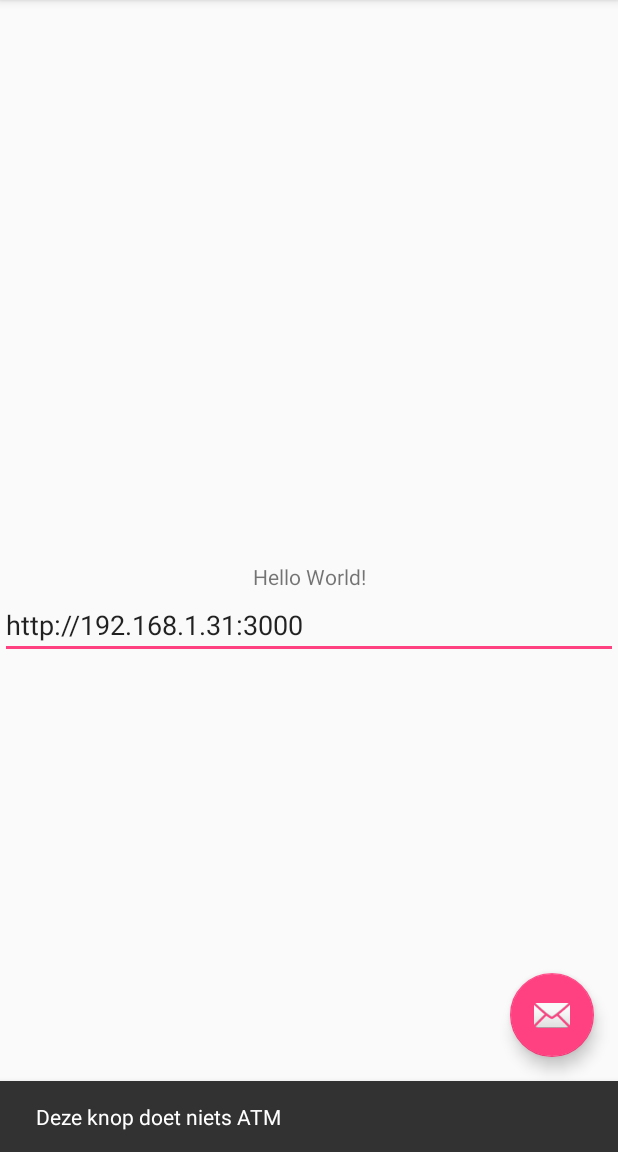
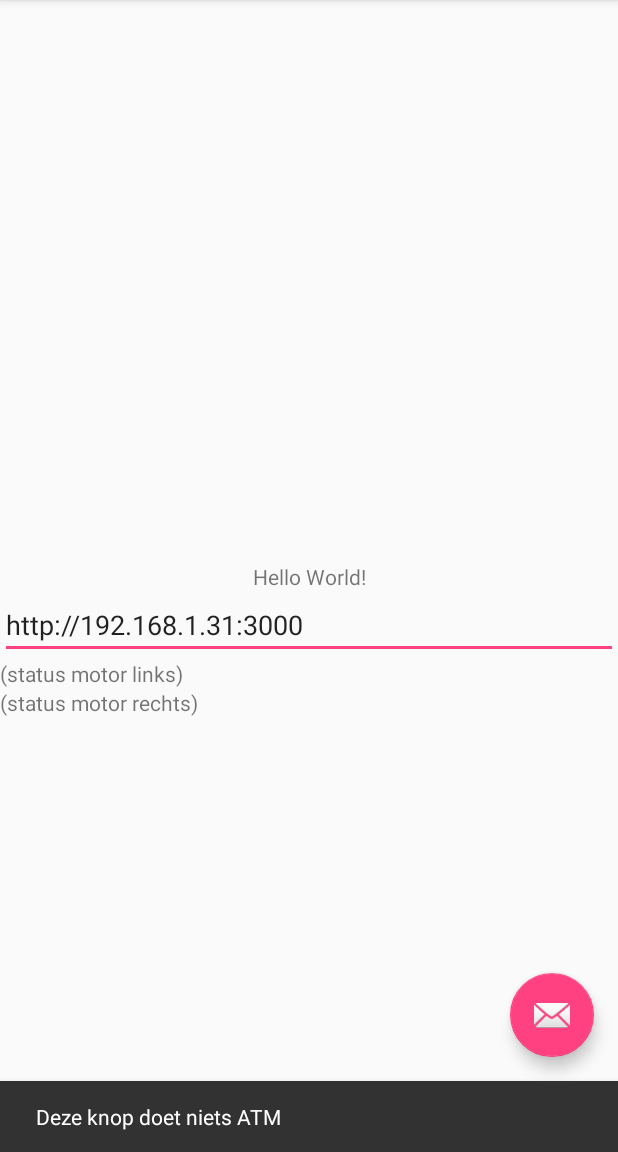
Before and after one commit to thomastoye/bioboot, an Android app: the screen it shows after launch (MainActivity), after a tap on an icon or button, on a phone screen of 412 x 824 dp, the part 84-1236 px from its top. Run offline under Robolectric (Android 15) with nearby library versions, the phone set to English and light mode, and no system bars; our stand-ins replace Volley.

Commit message:
Implement wifi control of app instead of bluetooth

```diff
--- a/app/app/src/main/java/bioboot/ugent/toye/io/bioboot/MainActivity.java
+++ b/app/app/src/main/java/bioboot/ugent/toye/io/bioboot/MainActivity.java
@@ -17,6 +17,7 @@ import android.view.View;
 import android.view.Menu;
 import android.view.MenuItem;
 import android.widget.EditText;
+import android.widget.TextView;
 import com.android.volley.Request;
 import com.android.volley.RequestQueue;
 import com.android.volley.Response;
@@ -32,6 +33,9 @@ public class MainActivity extends AppCompatActivity {
     private RequestQueue queue;
     private Context mainActivity;
 
+    private TextView statusMotorLeft;
+    private TextView statusMotorRight;
+
     @Override
     protected void onCreate(Bundle savedInstanceState) {
         super.onCreate(savedInstanceState);
@@ -41,6 +45,12 @@ public class MainActivity extends AppCompatActivity {
         setContentView(R.layout.activity_main);
         Toolbar toolbar = (Toolbar) findViewById(R.id.toolbar);
         setSupportActionBar(toolbar);
+
+        statusMotorLeft = (TextView) findViewById(R.id.status_motor_left);
+        statusMotorRight = (TextView) findViewById(R.id.status_motor_right);
+
+        statusMotorLeft.setText(R.string.default_status_motor_left);
+        statusMotorRight.setText(R.string.default_status_motor_right);
 
         FloatingActionButton fab = (FloatingActionButton) findViewById(R.id.fab);
         fab.setOnClickListener(new View.OnClickListener() {
@@ -126,7 +136,29 @@ public class MainActivity extends AppCompatActivity {
         return url.getText().toString();
     }
 
+    private void getInformation(String url) {
+        Log.d(TAG, "Getting current status from backbone...");
+
+        JsonObjectRequest jsonObjectRequest = new JsonObjectRequest
+                (Request.Method.POST, url + "/pull", null, new Response.Listener<JSONObject>() {
+
+                    @Override
+                    public void onResponse(JSONObject response) {
+                        Log.d(TAG, "Successfully received data from backbone");
+                        //mTextView.setText("Response: " + response.toString());
+                    }
+                }, new Response.ErrorListener() {
+
+                    @Override
+                    public void onErrorResponse(VolleyError error) {
+                        // TODO: Handle error
+                        Log.e(TAG, "Error while sending data to backbone", error);
+                    }
+                });
+    }
+
     private void sendInformation(String url, Location location) {
+
         JSONObject jsonObject = new JSONObject();
 
         try {
--- a/app/app/src/main/res/layout/fragment_main.xml
+++ b/app/app/src/main/res/layout/fragment_main.xml
@@ -26,4 +26,15 @@
             app:layout_constraintTop_toBottomOf="@+id/status_text"
     />
 
+    <TextView
+            android:id="@+id/status_motor_left"
+            android:layout_width="match_parent"
+            android:layout_height="wrap_content"
+            app:layout_constraintTop_toBottomOf="@+id/backbone_url"/>
+    <TextView
+            android:id="@+id/status_motor_right"
+            android:layout_width="match_parent"
+            android:layout_height="wrap_content"
+            app:layout_constraintTop_toBottomOf="@+id/status_motor_left"/>
+
 </android.support.constraint.ConstraintLayout>
--- a/app/app/src/main/res/values/strings.xml
+++ b/app/app/src/main/res/values/strings.xml
@@ -4,4 +4,6 @@
     <string name="toast_unable_to_connect">Kon niet verbinden</string>
     <string name="toast_connection_lost">Verbinding kwijt</string>
     <string name="toast_connected_to">Verbonden met</string>
+    <string name="default_status_motor_left">(status motor links)</string>
+    <string name="default_status_motor_right">(status motor rechts)</string>
 </resources>
```
